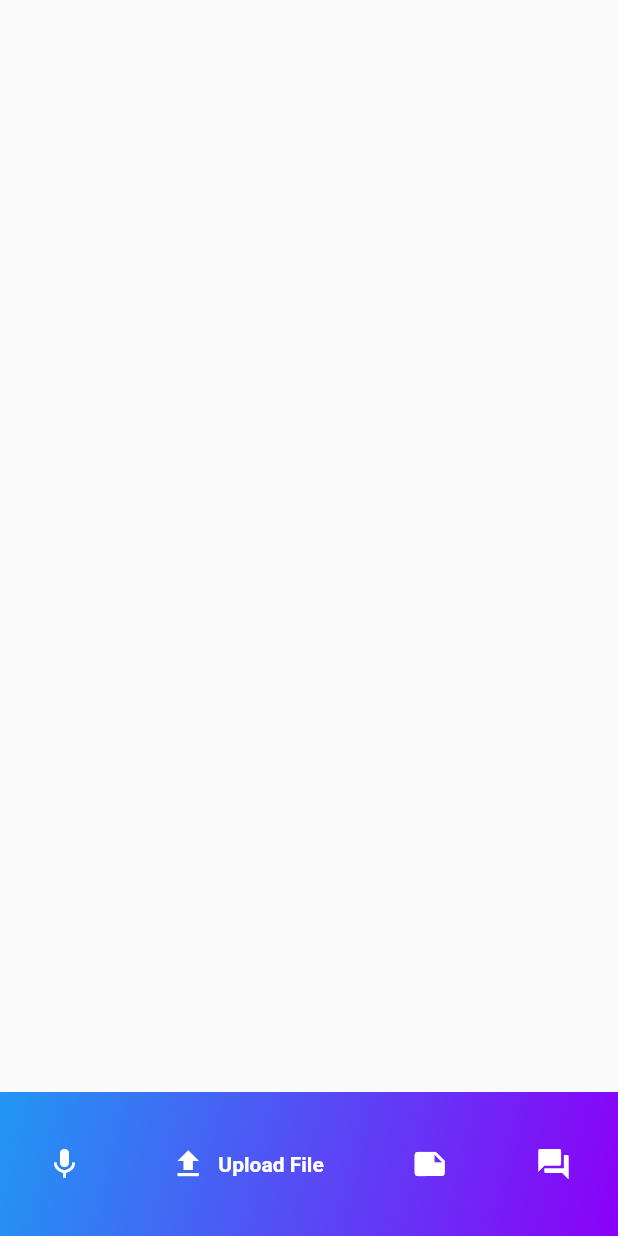
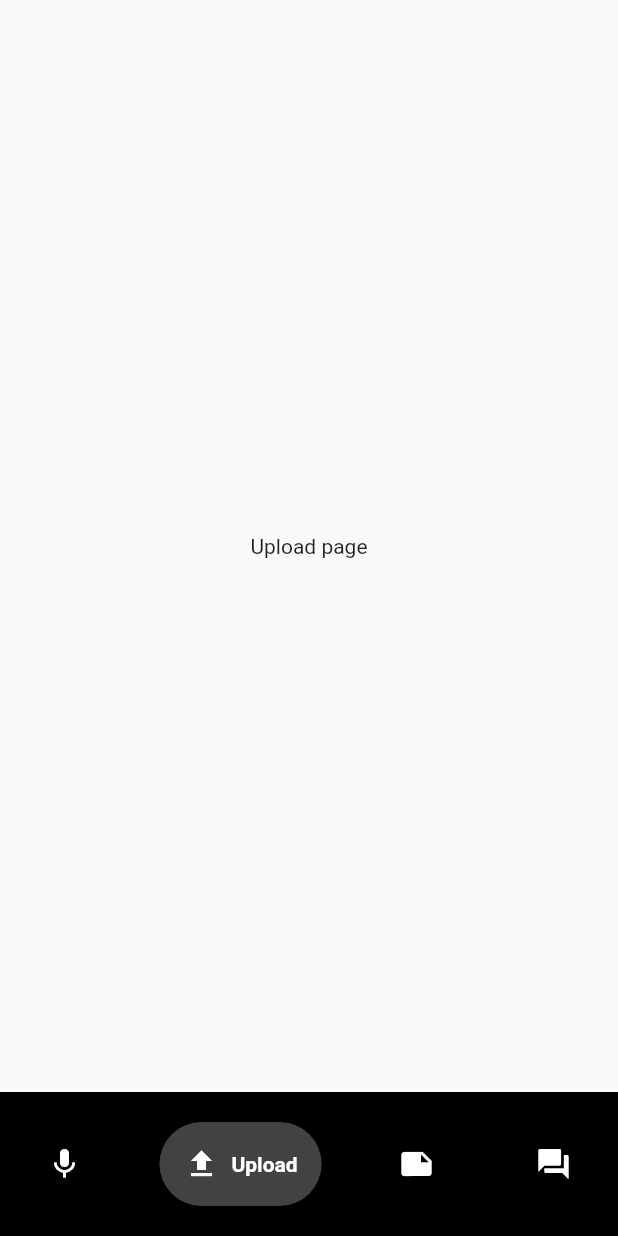
Before and after one commit to wubeshetA/SmartNote, a Flutter app: the screen it shows after launch, item 2 of the bottom bar chosen, on a phone screen of 412 x 824 dp. Run offline on Flutter 3.47's test engine with Material 2 defaults, Android fonts, the phone set to English and light mode, and no system bars; drawn by our look-alikes of google_nav_bar.

Commit message:
Add Nav bar

```diff
--- a/lib/views/screens/home.dart
+++ b/lib/views/screens/home.dart
@@ -1,5 +1,14 @@
+// ignore_for_file: prefer_const_constructors, prefer_const_literals_to_create_immutables
+
 import 'package:flutter/material.dart';
 import 'package:google_nav_bar/google_nav_bar.dart';
+import 'package:smartnote/views/screens/questions.dart';
+
+// Local imports
+import 'recorder.dart';
+import 'notes.dart';
+import 'question.dart';
+import 'upload.dart';
 
 class Home extends StatefulWidget {
   const Home({Key? key}) : super(key: key);
@@ -8,17 +17,23 @@ class Home extends StatefulWidget {
 }
 
 class _HomeState extends State<Home> {
+  final PageController _pageController = PageController(initialPage: 0);
+  int _selectedIndex = 0;
+
+  static const List _widgetOptions = [
+    Recorder(),
+    Upload(),
+    Notes(),
+    Questions(),
+  ];
   @override
   Widget build(BuildContext context) {
     return Scaffold(
+      body: Center(
+        child: _widgetOptions.elementAt(_selectedIndex),
+      ),
       bottomNavigationBar: Container(
-        decoration: BoxDecoration(
-          gradient: LinearGradient(
-            colors: [Colors.blue, Color.fromRGBO(139,0,247, 1)],
-            begin: Alignment.topLeft,
-            end: Alignment.bottomRight,
-          ),
-        ),
+        color: Colors.black,
         child: Padding(
           padding: const EdgeInsets.symmetric(horizontal: 15.0, vertical: 20),
           child: GNav(
@@ -26,11 +41,7 @@ class _HomeState extends State<Home> {
             activeColor: Colors.white,
             color: Colors.white,
             // add gradient color for the tab background
-            tabBackgroundGradient: LinearGradient(
-              colors: [Color.fromRGBO(139,0,247, 1,), Colors.blue, ],
-              begin: Alignment.topLeft,
-              end: Alignment.bottomRight,
-            ),
+            tabBackgroundColor: Colors.grey.shade800,
             gap: 8,
             padding: EdgeInsets.all(16),
             tabs: [
@@ -40,7 +51,7 @@ class _HomeState extends State<Home> {
               ),
               GButton(
                 icon: Icons.file_upload,
-                text: 'Upload File',
+                text: 'Upload',
               ),
               GButton(
                 icon: Icons.note,
@@ -51,9 +62,22 @@ class _HomeState extends State<Home> {
                 text: 'Questions',
               ),
             ],
+            selectedIndex: _selectedIndex,
+            onTabChange: (index) {
+              print(index);
+              setState(() {
+                _selectedIndex = index;
+              });
+            },
           ),
         ),
       ),
     );
   }
+
+  @override
+  void dispose() {
+    _pageController.dispose();
+    super.dispose();
+  }
 }
--- /dev/null
+++ b/lib/views/screens/upload.dart
@@ -0,0 +1,18 @@
+// Create a stateful widget that can just display helloworld
+import 'package:flutter/material.dart';
+
+class Upload extends StatefulWidget {
+  const Upload({Key? key}) : super(key: key);
+
+  @override
+  _UploadState createState() => _UploadState();
+}
+
+class _UploadState extends State<Upload> {
+  @override
+  Widget build(BuildContext context) {
+    return Container(
+      child: Text('Upload page'),
+    );
+  }
+}
```
Also changed, not shown: lib/views/screens/notes.dart (+18 -0 lines), lib/views/screens/questions.dart (+18 -0 lines), lib/views/screens/recorder.dart (+18 -0 lines), lib/const.dart (added).
